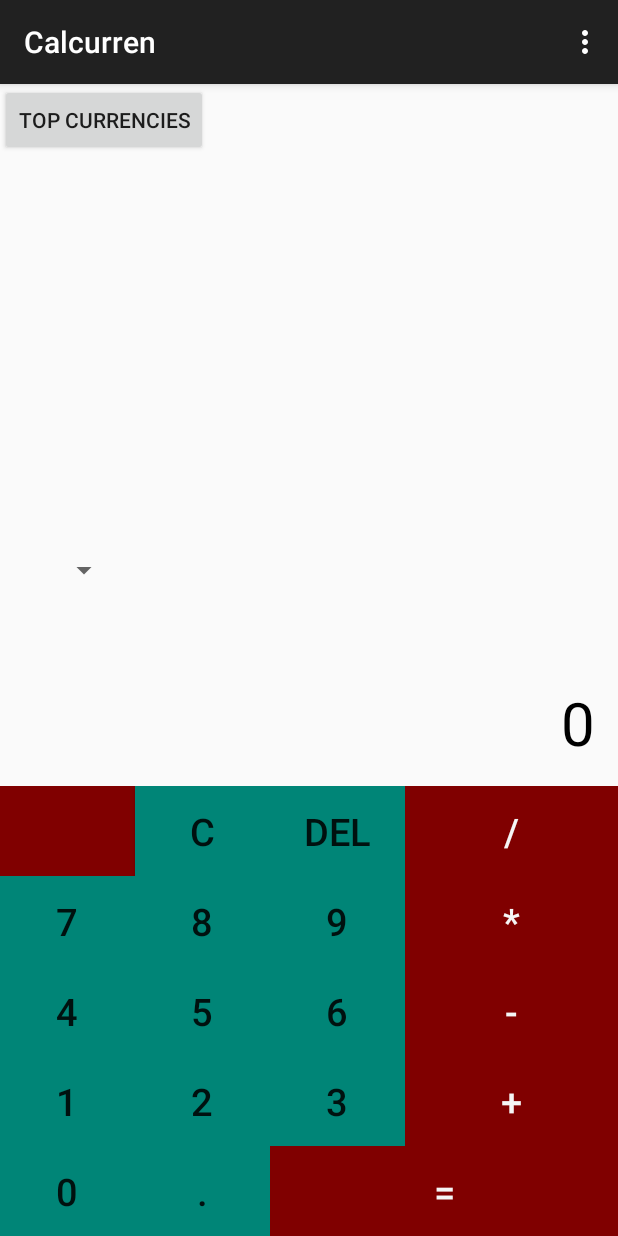
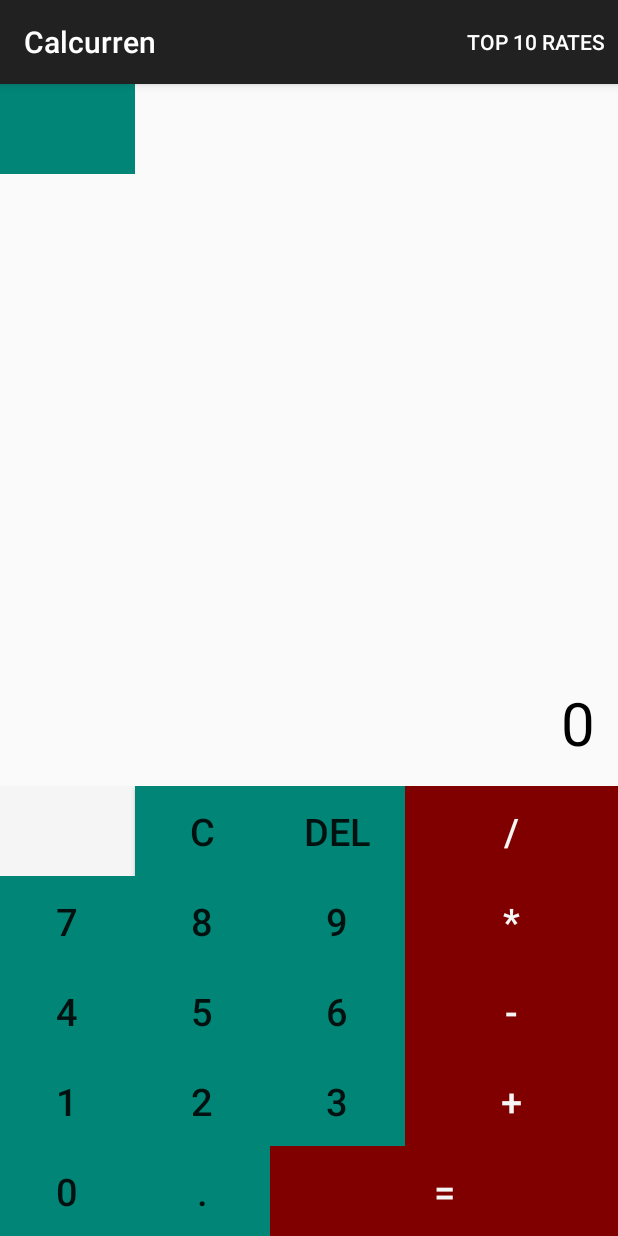
Before and after one commit to andela-tsolarin/Calcurren, an Android app: the screen it shows after launch (CalculatorActivity), on a phone screen of 412 x 824 dp. Run offline under Robolectric (Android 15) with nearby library versions, the phone set to English and light mode, and no system bars; libraries missing offline, so code that uses them is left out: com.loopj.android, cz.msebera.android; 2 statements that could not run were skipped.

Commit message:
Reposition and re-design top rates button and base currency spinner

```diff
--- a/app/src/main/java/com/andela/toni/calcurren/CalculatorActivity.java
+++ b/app/src/main/java/com/andela/toni/calcurren/CalculatorActivity.java
@@ -83,15 +83,11 @@ public class CalculatorActivity extends AppCompatActivity {
         int id = item.getItemId();
 
         if (id == R.id.action_settings) {
-            return true;
+            Intent topCurrenciesIntent = new Intent(this, TopCurrenciesActivity.class);
+            startActivity(topCurrenciesIntent);
         }
 
         return super.onOptionsItemSelected(item);
-    }
-
-    public void topCurrenciesClicked(View v) {
-        Intent topCurrenciesIntent = new Intent(this, TopCurrenciesActivity.class);
-        startActivity(topCurrenciesIntent);
     }
 
     public void numButtonClicked(View v) {
--- a/app/src/main/java/com/andela/toni/calcurren/operations/CalculatorOperations.java
+++ b/app/src/main/java/com/andela/toni/calcurren/operations/CalculatorOperations.java
@@ -60,7 +60,8 @@ public class CalculatorOperations {
             clearHistory();
         }
         double focusedNum = Double.parseDouble(num);
-        focusedNum = converter.convert(currentQuantity, baseQuantity, focusedNum, this.quantities);
+        focusedNum = (currentQuantity != null && baseQuantity != null) ?
+                converter.convert(currentQuantity, baseQuantity, focusedNum, this.quantities) : focusedNum;
         this.leftOperand = (this.operator == null) ? focusedNum : performOperation(this.leftOperand, focusedNum);
         this.operator = operator;
         if (this.operator == MathOperator.EQUAL) {
--- a/app/src/main/res/layout/activity_calculator.xml
+++ b/app/src/main/res/layout/activity_calculator.xml
@@ -10,25 +10,11 @@
         android:layout_height="wrap_content"
         android:layout_weight="1">
 
-        <Button
-            style="?android:attr/buttonStyleSmall"
-            android:layout_width="wrap_content"
-            android:layout_height="wrap_content"
-            android:text="Top Currencies"
-            android:onClick="topCurrenciesClicked"
-            android:id="@+id/topCurrencies" />
-
-    </LinearLayout>
-
-    <LinearLayout
-        android:orientation="horizontal"
-        android:layout_width="match_parent"
-        android:layout_height="wrap_content">
-
         <Spinner
-            android:layout_width="80dp"
-            android:layout_height="wrap_content"
-            android:id="@+id/baseCurrency" />
+            android:layout_width="@dimen/btn_wide"
+            android:layout_height="@dimen/btn_high"
+            android:id="@+id/baseCurrency"
+            android:background="@color/accent_material_light" />
 
     </LinearLayout>
 
@@ -75,7 +61,8 @@
             android:layout_width="@dimen/btn_wide"
             android:layout_height="@dimen/btn_high"
             android:id="@+id/currentCurrency"
-            android:background="#800000" />
+            android:background="#800000"
+            android:foreground="@color/primary_material_light" />
 
         <Button
             android:layout_width="@dimen/btn_wide"
--- a/app/src/main/res/menu/menu_calculator.xml
+++ b/app/src/main/res/menu/menu_calculator.xml
@@ -1,6 +1,6 @@
 <menu xmlns:android="http://schemas.android.com/apk/res/android"
     xmlns:app="http://schemas.android.com/apk/res-auto"
     xmlns:tools="http://schemas.android.com/tools" tools:context=".CalculatorActivity">
-    <item android:id="@+id/action_settings" android:title="@string/action_settings"
-        android:orderInCategory="100" app:showAsAction="never" />
+    <item android:id="@+id/action_settings" android:title="TOP 10 RATES"
+        android:orderInCategory="100" app:showAsAction="always" />
 </menu>
```
